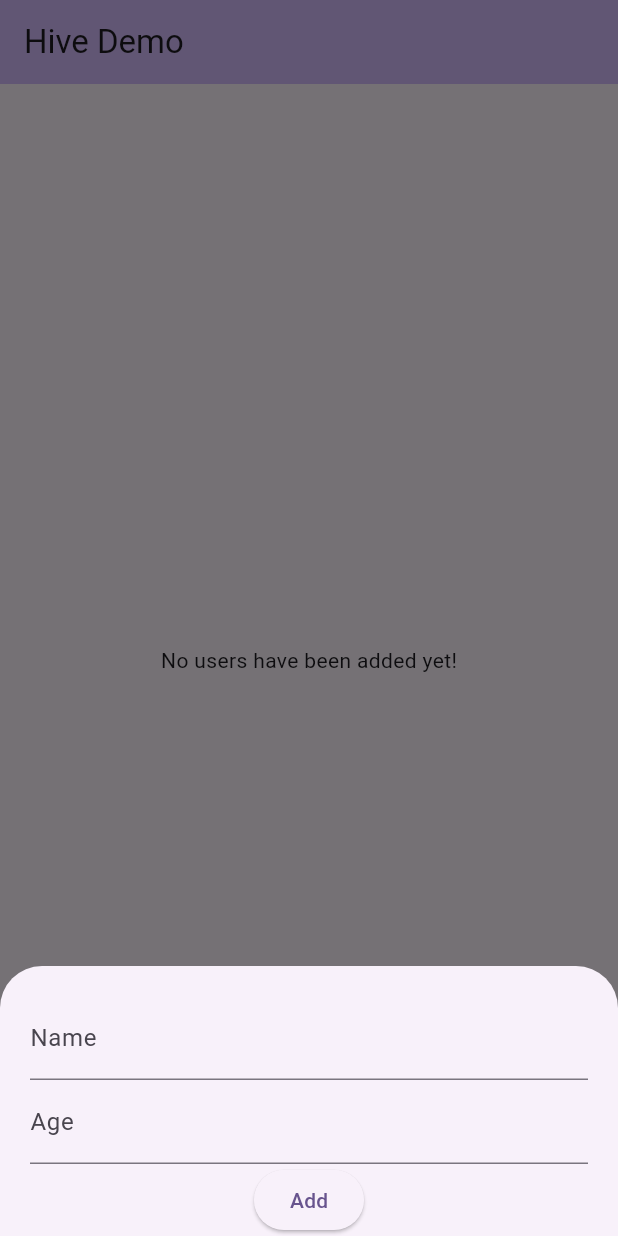
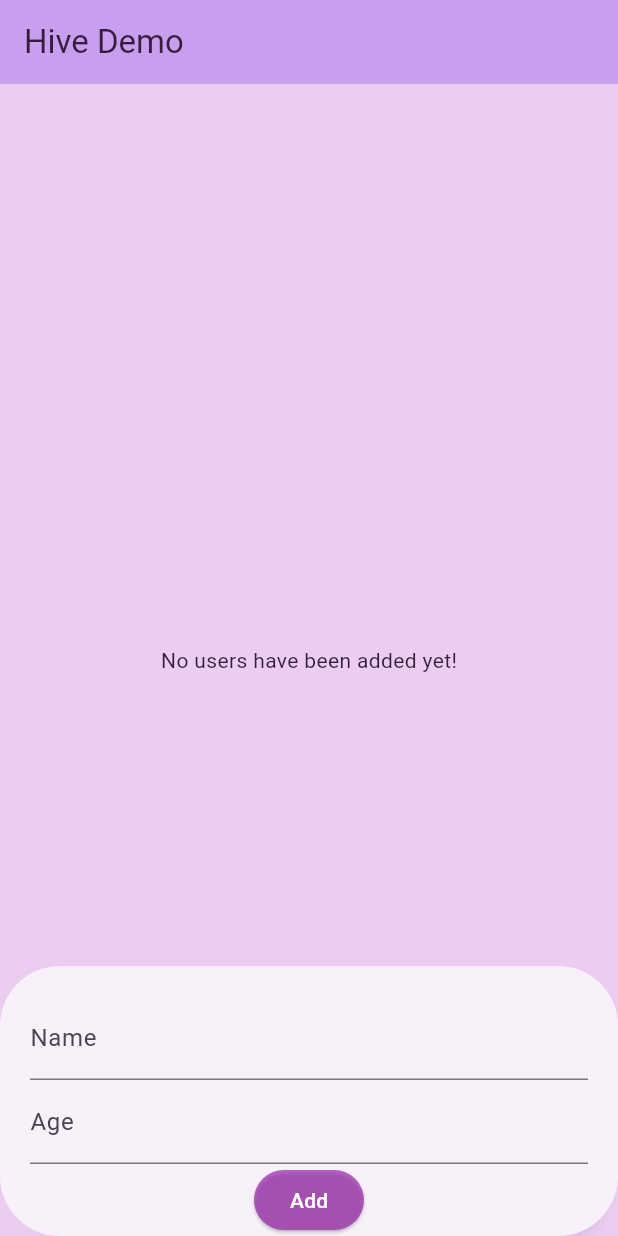
Before and after one commit to ujjwalkarkiEB/sqflite_demo, a Flutter app: the screen it shows after launch, after a tap on the "add" icon, on a phone screen of 412 x 824 dp. Run offline on Flutter 3.47's test engine with Material 3 defaults, Android fonts, the light colour scheme and no system bars; our stand-ins replace hive, hive_flutter; accounts and stored records are empty.

Commit message:
feat: add updates

```diff
--- a/lib/main.dart
+++ b/lib/main.dart
@@ -17,9 +17,12 @@
     return MaterialApp(
       title: 'Flutter Demo',
       theme: ThemeData(
-        colorScheme: ColorScheme.fromSeed(seedColor: Colors.deepPurple),
-        useMaterial3: true,
-      ),
+          colorScheme: ColorScheme.fromSeed(seedColor: Colors.deepPurple),
+          useMaterial3: true,
+          elevatedButtonTheme: ElevatedButtonThemeData(
+              style: ElevatedButton.styleFrom(
+                  backgroundColor: Colors.purple.withOpacity(0.7),
+                  foregroundColor: Colors.white))),
       home: const HomeScreen(title: 'Hive Demo'),
     );
   }
--- a/lib/presentation/screens/home_screen.dart
+++ b/lib/presentation/screens/home_screen.dart
@@ -76,6 +76,8 @@
     int? age;
     await showModalBottomSheet(
       isScrollControlled: true,
+      barrierColor: Colors.purple.withOpacity(0.2),
+      shape: RoundedRectangleBorder(borderRadius: BorderRadius.circular(40)),
       context: context,
       builder: (BuildContext context) {
         return SafeArea(
@@ -134,26 +136,34 @@
         title: Text(widget.title),
       ),
       body: Center(
+        child: Padding(
+          padding: const EdgeInsets.all(14.0),
           child: Column(
             mainAxisAlignment: MainAxisAlignment.center,
             children: <Widget>[
               Expanded(
                 child: ValueListenableBuilder<Box<User>>(
-                  valueListenable: DatabaseHelper.instance.userBox.listenable(),
+                    valueListenable:
+                        DatabaseHelper.instance.userBox.listenable(),
                     builder: (context, box, _) {
                       final users = box.values.toList().cast<User>();
                       return users.isEmpty
                           ? const Center(
                               child: Text('No users have been added yet!'),
                             )
-                        : ListView.builder(
+                          : ListView.separated(
                               itemCount: box.length,
+                              separatorBuilder: (context, index) =>
+                                  const SizedBox(
+                                height: 10,
+                              ),
                               itemBuilder: (context, index) {
                                 final user = users[index];
                                 return Dismissible(
                                   key: ValueKey(user),
                                   child: ListTile(
-                                  title: Text(user.name),
+                                    tileColor: Colors.grey.withOpacity(0.3),
+                                    title: Text(user.name.toUpperCase()),
                                     subtitle: Text('Age: ${user.age}'),
                                     trailing: IconButton(
                                         onPressed: () async {
@@ -172,6 +182,7 @@
             ],
           ),
         ),
+      ),
       floatingActionButton: FloatingActionButton(
         onPressed: () async {
           await _showAddItemModal();
```
Lines whose indentation alone changed are shown as unchanged.
